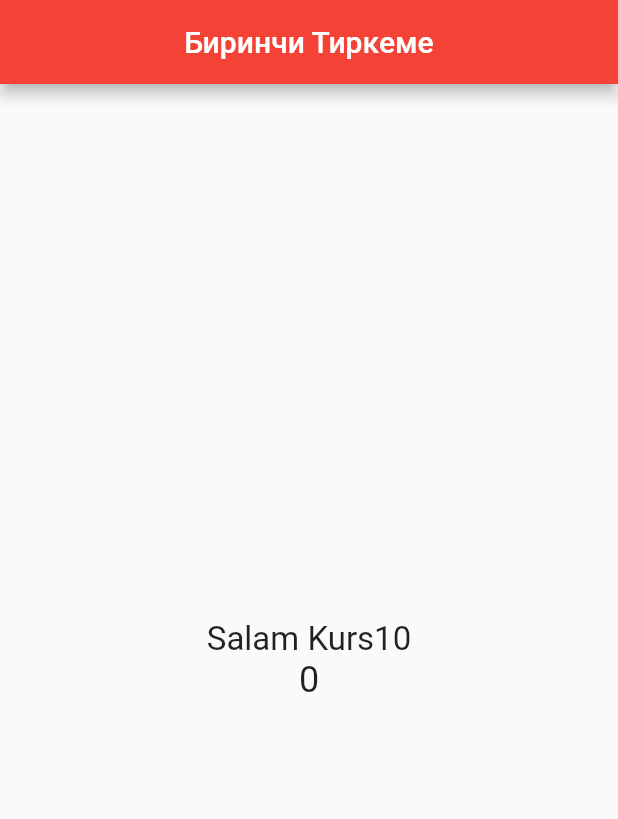
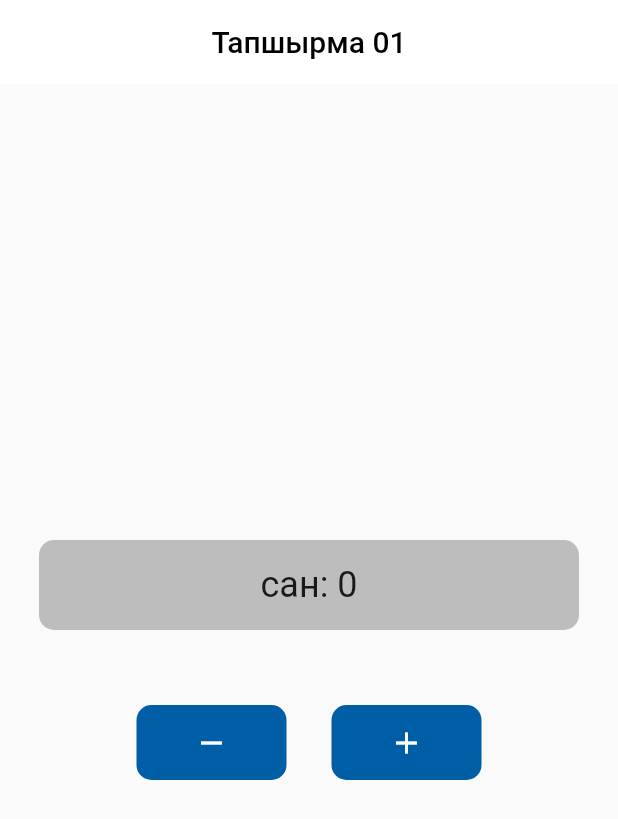
Before and after one commit to mustafanabiev/lessons, a Flutter app: the screen it shows after launch, on a phone screen of 412 x 824 dp. Shown: the top 819 px of the screen. Run offline on Flutter 3.47's test engine with Material 2 defaults, Android fonts, the phone set to English and light mode, and no system bars.

Commit message:
sabak7_flutter

```diff
--- a/sabak6_flutter/lib/counter.dart
+++ b/sabak6_flutter/lib/counter.dart
@@ -6,6 +6,7 @@
   @override
   Widget build(BuildContext context) {
     return MaterialApp(
+      debugShowCheckedModeBanner: false,
       title: 'Биринчи Тиркеме',
       theme: ThemeData(
         primarySwatch: Colors.red,
@@ -23,24 +24,89 @@
 }
 
 class _MeninTirkememState extends State<MeninTirkemem> {
+  int san = 0;
+
+  void koshuu() {
+    setState(() {
+      san++;
+    });
+  }
+
   @override
   Widget build(BuildContext context) {
     return Scaffold(
       appBar: AppBar(
-        title: const Text('Биринчи Тиркеме'),
+        title: const Text(
+          'Тапшырма 01',
+          style: TextStyle(color: Colors.black),
+        ),
         centerTitle: true,
+        backgroundColor: Colors.white,
+        elevation: 0.0,
       ),
       body: Center(
         child: Column(
           mainAxisAlignment: MainAxisAlignment.center,
-          children: const [
-            Text(
-              'Salam Kurs10',
-              style: TextStyle(fontSize: 22),
+          children: [
+            Container(
+              width: 360,
+              height: 60,
+              decoration: BoxDecoration(
+                color: const Color(0xffBDBDBD),
+                borderRadius: BorderRadius.circular(10),
+              ),
+              child: Row(
+                mainAxisAlignment: MainAxisAlignment.center,
+                children: [
+                  const Text(
+                    'сан: ',
+                    style: TextStyle(fontSize: 24.0),
+                  ),
+                  Text(
+                    '$san',
+                    style: const TextStyle(fontSize: 24.0),
+                  ),
+                ],
+              ),
             ),
-            Text(
-              '0',
-              style: TextStyle(fontSize: 24),
+            const SizedBox(height: 50),
+            Row(
+              mainAxisAlignment: MainAxisAlignment.center,
+              children: [
+                InkWell(
+                  onTap: () {},
+                  child: Container(
+                    width: 100,
+                    height: 50,
+                    decoration: BoxDecoration(
+                      color: const Color(0xff005EA6),
+                      borderRadius: BorderRadius.circular(10),
+                    ),
+                    child: const Icon(
+                      Icons.remove,
+                      color: Colors.white,
+                    ),
+                  ),
+                ),
+                const SizedBox(width: 30),
+                InkWell(
+                  onTap: () {
+                    koshuu();
+                  },
+                  child: Container(
+                    width: 100,
+                    height: 50,
+                    decoration: BoxDecoration(
+                      color: const Color(0xff005EA6),
+                      borderRadius: BorderRadius.circular(10),
+                    ),
+                    child: const Icon(
+                      Icons.add,
+                      color: Colors.white,
+                    ),
+                  ),
+                ),
+              ],
             ),
           ],
         ),
--- /dev/null
+++ b/sabak6_flutter/lib/tapshyrma.dart
@@ -0,0 +1,5 @@
+/**
+ * 1) minus knopkany buturup keluu
+ * 2) flutter.dev => docs => Widget catalog
+ * 3) koment jazuu
+ */
```
Also changed, not shown: sabak7_flutter/analysis_options.yaml (added, +29 -0 lines), sabak7_flutter/lib/main.dart (added, +67 -0 lines), sabak7_flutter/pubspec.yaml (added, +91 -0 lines), sabak7_flutter/pubspec.lock (added), 122 other files.
